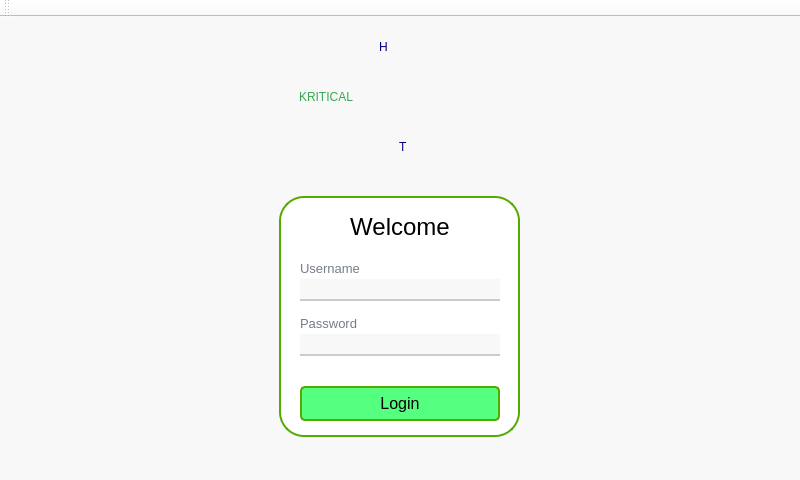
The window that Dev/KriticalHit_App/mainwindow.ui (PaulNowak36/Kritical-Hit) describes before a commit, drawn with Qt 5.
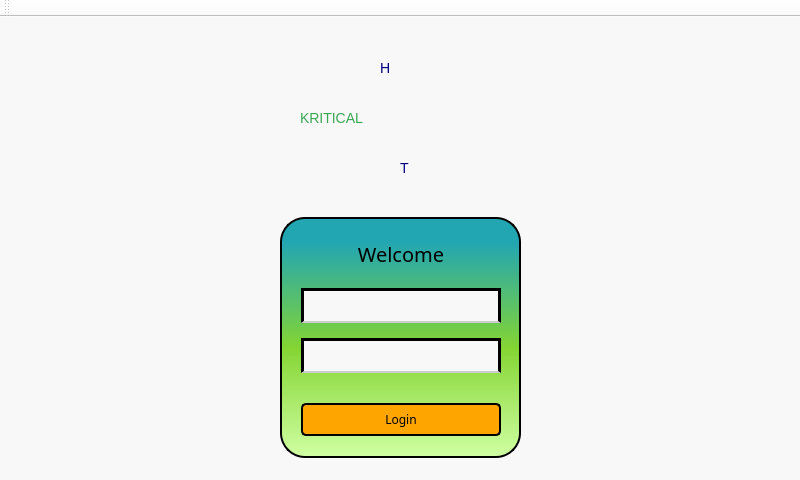
The same window after the commit.

```diff
--- a/Dev/KriticalHit_App/mainwindow.ui
+++ b/Dev/KriticalHit_App/mainwindow.ui
@@ -20,23 +20,40 @@
    <widget class="QStackedWidget" name="stackedWidget">
     <property name="geometry">
      <rect>
-      <x>9</x>
-      <y>9</y>
+      <x>10</x>
+      <y>30</y>
       <width>782</width>
       <height>419</height>
      </rect>
     </property>
     <property name="styleSheet">
-     <string notr="true">background-color: rgb(248, 248, 248);</string>
+     <string notr="true">
+/*QPushButton {
+    font-family: &quot;Press Start 2P&quot;;
+    font-size: 14px;
+    border: 2px solid #55aa00;
+    border-radius: 5px;
+    padding: 6px;
+}
+
+QPushButton:hover {
+    background-color: #38a752;
+    color: white;
+}
+
+QPushButton:pressed {
+    background-color: #2a7a40;
+    color: white;
+}*/
+</string>
     </property>
     <widget class="QWidget" name="login_page">
      <property name="styleSheet">
       <string notr="true">
-
 #widget {
-	background-color: rgb(255, 255, 255);
 	border-radius:25px;
-	border: 2px solid #55aa00;
+	border: 2px solid #000000;
+	background-color: qlineargradient(spread:repeat, x1:1, y1:0, x2:1, y2:1, stop:0.100962 rgba(34, 166, 178, 255),stop:0.543269 rgba(132, 213, 51, 255),stop:1 rgba(208, 255, 163, 255));
 }
 
 #verticalLayout_3 {
@@ -45,65 +62,60 @@
 }
 
 QLabel {
-	
 	color: #767e89;
+	font: 36pt &quot;Segoe UI&quot;;
+    font-size: 14px;
 }
 
 QLabel#KRITICAL_Label {
 	color:  #38a752;
-	font: 36pt &quot;Segoe UI&quot;;
 }
 
 QLabel#H_Label {
 	color: rgb(0, 0, 127);
-	font: 36pt &quot;Segoe UI&quot;;
 }
 
 QLabel#T_Label {
 	color: rgb(0, 0, 127);
-	font: 36pt &quot;Segoe UI&quot;;
 }
 
-
-
 QLabel#Welcome {
-	background-color: rgb(255, 255, 255);
+	background: transparent;
+	font-family: &quot;Press Start 2P&quot;;
 	color: #767e89;
-}
-
-QLabel#smallLabel {
-	background-color: rgb(255, 255, 255);
-	color: #767e89;
-}
-
-QLabel#smallLabel_2 {
-	background-color: rgb(255, 255, 255);
-	color: #767e89;
+	font-size: 20px;
 }
 
 QLineEdit {
 	background-color: rgb(248, 248, 248);
-	border: none;
+	border: 3px solid black;
 	border-bottom: 2px solid #cccccc;
-	height: 20px;
+	border-radius: 25px;
+	height: 30px;
 }
 
 QLineEdit:focus {
 	border-bottom: 2px solid #38a752;
 }
 
+QLineEdit::placeholder {
+    color: grey;
+    font-style: italic;
+}
+
 QPushButton {
 	margin-top: 10px;
-	background-color: rgb(85, 255, 127);
-	border: 2px solid #55aa00;
-	color: rgb(23, 107, 10);
-	color: #fff;
+	font-family: &quot;Press Start 2P&quot;;
+	color: #ffffff;
+	background-color: orange;
+	border: 2px solid #000000;
 	border-radius: 5px;
 	padding: 6px;
 }
 
 QPushButton:hover, QPushButton:clicked {
-	background-color: #38a752;
+	
+	background-color: rgb(194, 65, 0);
 
 }</string>
      </property>
@@ -184,7 +196,10 @@
           <widget class="QLabel" name="Welcome">
            <property name="font">
             <font>
-             <pointsize>18</pointsize>
+             <family>Press Start 2P</family>
+             <pointsize>-1</pointsize>
+             <italic>false</italic>
+             <bold>false</bold>
             </font>
            </property>
            <property name="styleSheet">
@@ -209,21 +224,6 @@
              <property name="spacing">
               <number>3</number>
              </property>
-             <item>
-              <widget class="QLabel" name="smallLabel">
-               <property name="font">
-                <font>
-                 <pointsize>10</pointsize>
-                </font>
-               </property>
-               <property name="styleSheet">
-                <string notr="true"/>
-               </property>
-               <property name="text">
-                <string>Username</string>
-               </property>
-              </widget>
-             </item>
              <item>
               <widget class="QLineEdit" name="username_Edit">
                <property name="minimumSize">
@@ -240,9 +240,15 @@
                <property name="styleSheet">
                 <string notr="true"/>
                </property>
+               <property name="text">
+                <string/>
+               </property>
                <property name="echoMode">
                 <enum>QLineEdit::Password</enum>
                </property>
+               <property name="placeholderText">
+                <string extracomment="Username"/>
+               </property>
               </widget>
              </item>
             </layout>
@@ -252,21 +258,6 @@
              <property name="spacing">
               <number>3</number>
              </property>
-             <item>
-              <widget class="QLabel" name="smallLabel_2">
-               <property name="font">
-                <font>
-                 <pointsize>10</pointsize>
-                </font>
-               </property>
-               <property name="styleSheet">
-                <string notr="true"/>
-               </property>
-               <property name="text">
-                <string>Password</string>
-               </property>
-              </widget>
-             </item>
              <item>
               <widget class="QLineEdit" name="password_Edit">
                <property name="font">
@@ -290,7 +281,7 @@
           <widget class="QPushButton" name="loginButton">
            <property name="font">
             <font>
-             <pointsize>12</pointsize>
+             <family>Press Start 2P</family>
             </font>
            </property>
            <property name="styleSheet">
```
Left out of the diff: 45 changed lines with no effect on the pictures.
